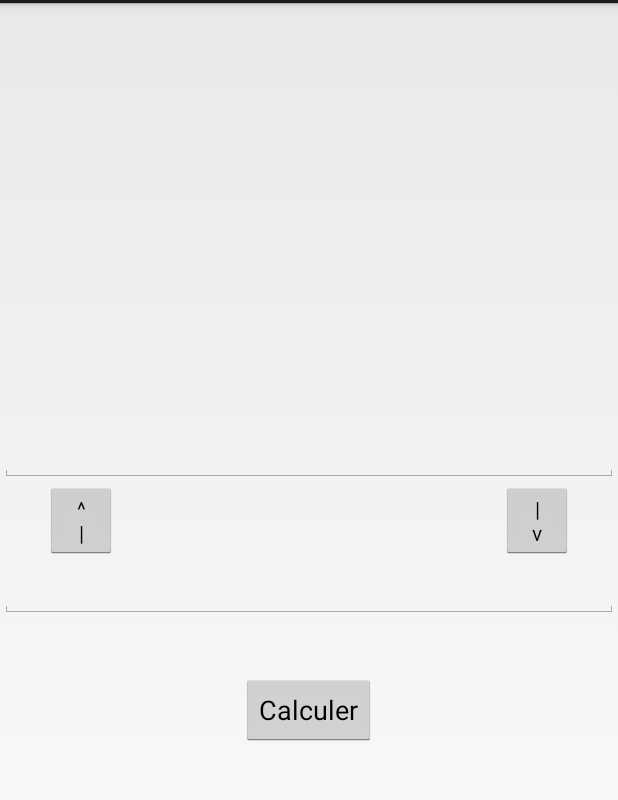
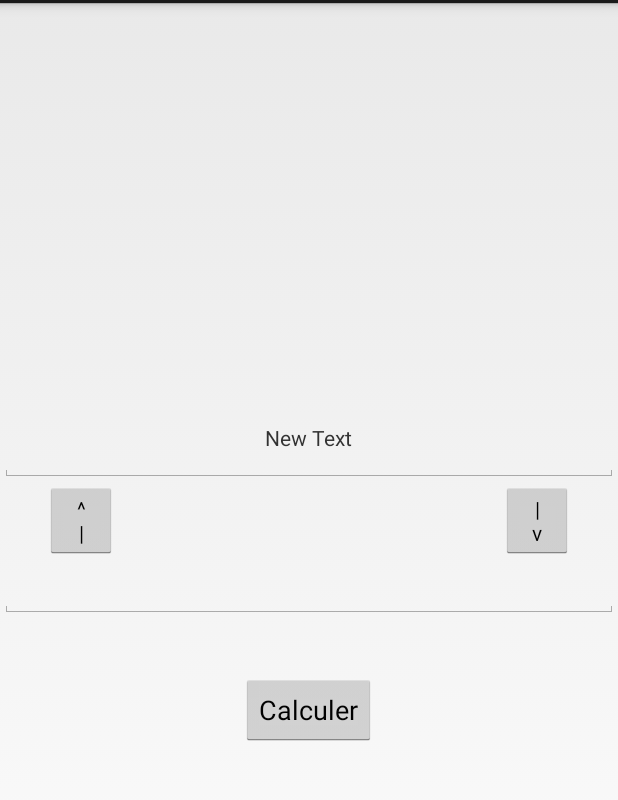
Before and after one commit to PoulpiFr/Pegasus, an Android app: the screen it shows after launch (RoutingActivity), on a phone screen of 412 x 824 dp, the part 69-869 px from its top. Run offline under Robolectric (Android 15) with nearby library versions, the phone set to English and light mode, and no system bars; libraries missing offline, so code that uses them is left out: org.codehaus.jackson; 4 statements that could not run were skipped.

Commit message:
Add sorties JSON model + test reading it (work with the \uXXXXXX unicode escaping in string)

```diff
--- a/pegasus/src/main/java/fr/poulpi/pegasus/dijkstra/DijkstraCalc.java
+++ b/pegasus/src/main/java/fr/poulpi/pegasus/dijkstra/DijkstraCalc.java
@@ -68,7 +68,7 @@ public class DijkstraCalc {
     }
 
     private int getDistance(OfflineStop node, OfflineStop target) {
-        for (OfflineEdge offlineEdge : node.offlineEdges) {
+        for (OfflineEdge offlineEdge : node.edges) {
             if (offlineEdge.dest == target.stop_id) {
                 return offlineEdge.dur;
             }
@@ -79,7 +79,7 @@ public class DijkstraCalc {
     private List<OfflineStop> getNeighbors(OfflineStop node) {
         List<OfflineStop> neighbors = new ArrayList<OfflineStop>();
         OfflineStop mOfflineStop;
-        for (OfflineEdge offlineEdge : node.offlineEdges) {
+        for (OfflineEdge offlineEdge : node.edges) {
             mOfflineStop = getStopFromId(offlineEdge.dest);
             if (!isSettled(mOfflineStop)) {
                 neighbors.add(mOfflineStop);
--- a/pegasus/src/main/java/fr/poulpi/pegasus/fragments/OfflineFragment.java
+++ b/pegasus/src/main/java/fr/poulpi/pegasus/fragments/OfflineFragment.java
@@ -11,6 +11,7 @@ import android.view.View;
 import android.view.ViewGroup;
 import android.widget.Button;
 import android.widget.EditText;
+import android.widget.TextView;
 
 import org.codehaus.jackson.map.ObjectMapper;
 
@@ -24,6 +25,7 @@ import fr.poulpi.pegasus.dijkstra.DijkstraCalc;
 import fr.poulpi.pegasus.interfaces.StopSelectionInterface;
 import fr.poulpi.pegasus.model.OfflineGraph;
 import fr.poulpi.pegasus.model.OfflineStop;
+import fr.poulpi.pegasus.model.SortiesStation;
 
 
 /**
@@ -37,6 +39,7 @@ public class OfflineFragment extends Fragment implements StopSelectionInterface
     static public String TAG = "OfflineFragment";
 
     OfflineGraph mOfflineGraph;
+    SortiesStation  mSorties;
 
     private OfflineStop mDeparture = null;
     private OfflineStop mDestination = null;
@@ -68,6 +71,14 @@ public class OfflineFragment extends Fragment implements StopSelectionInterface
             e.printStackTrace();
         }
 
+        File file2 = new File(getActivity().getExternalFilesDir(null), "output.json");
+        mSorties = null;
+        try {
+            mSorties = mapper.readValue(file2, SortiesStation.class);
+        } catch (IOException e) {
+            e.printStackTrace();
+        }
+
     }
 
     @Override
@@ -82,6 +93,7 @@ public class OfflineFragment extends Fragment implements StopSelectionInterface
         mDepartureEditText.setOnClickListener(departureEditTextOnClickListener);
         mDestinationEditText.setOnClickListener(destinationEditTextOnClickListener);
 
+        ((TextView)view.findViewById(R.id.textView)).setText(mSorties.data.get(1).name.replace("\\n ", "\n"));
         ((Button)view.findViewById(R.id.btn_compute)).setOnClickListener(computeBtnOnClickListener);
         return view;
 
--- a/pegasus/src/main/java/fr/poulpi/pegasus/model/OfflineStop.java
+++ b/pegasus/src/main/java/fr/poulpi/pegasus/model/OfflineStop.java
@@ -13,5 +13,4 @@ public class OfflineStop {
     public int zip;
     public List<OfflineEdge> edges;
 
-
 }
--- a/pegasus/src/main/res/layout/fragment_offline.xml
+++ b/pegasus/src/main/res/layout/fragment_offline.xml
@@ -47,4 +47,12 @@
         android:layout_below="@+id/destination"
         android:layout_centerHorizontal="true"
         android:layout_marginTop="37dp" />
+
+    <TextView
+        android:layout_width="wrap_content"
+        android:layout_height="wrap_content"
+        android:text="New Text"
+        android:id="@+id/textView"
+        android:layout_alignParentTop="true"
+        android:layout_centerHorizontal="true" />
 </RelativeLayout>
```
Also changed, not shown: pegasus/src/main/java/fr/poulpi/pegasus/model/SortieStation.java (added, +15 -0 lines), pegasus/src/main/java/fr/poulpi/pegasus/model/SortiesStation.java (added, +12 -0 lines), pegasus/src/main/res/drawable-xxhdpi/ic_launcher.png, 1 other file.
